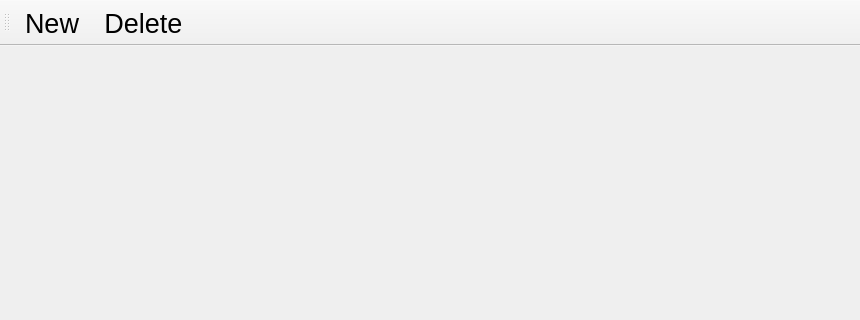
The window that OOP/Lab2/OOPLab2/mainwindow.ui (Oleksii-Adamov/University-assignments-2-nd-year-) describes before a commit, drawn with Qt 5; both pictures show x 0 to 860 and y 0 to 320 of the 860 by 540 pixel window.
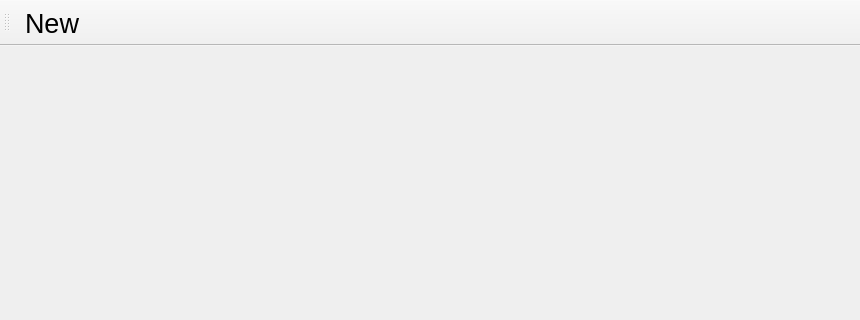
The same window after the commit.

What changed in the file:
```diff
--- a/OOP/Lab2/OOPLab2/mainwindow.ui
+++ b/OOP/Lab2/OOPLab2/mainwindow.ui
@@ -80,7 +80,6 @@
     <bool>false</bool>
    </attribute>
    <addaction name="actionNew"/>
-   <addaction name="actionDelete"/>
   </widget>
   <action name="actionNew">
    <property name="text">
@@ -92,16 +91,6 @@
     </font>
    </property>
   </action>
-  <action name="actionDelete">
-   <property name="text">
-    <string>Delete</string>
-   </property>
-   <property name="font">
-    <font>
-     <pointsize>20</pointsize>
-    </font>
-   </property>
-  </action>
  </widget>
  <resources/>
  <connections/>
```
